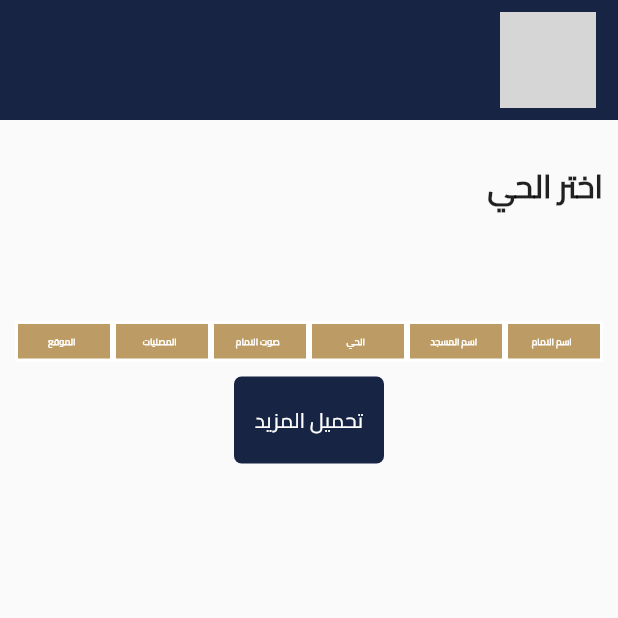
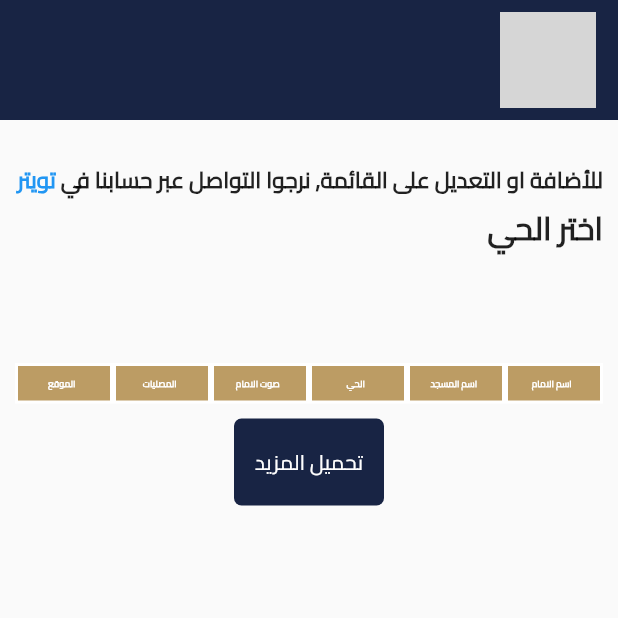
Before and after one commit to iiNawaf/traweeh_flutter, a Flutter app: the screen it shows after launch, on a phone screen of 412 x 824 dp, the top half of it. Run offline on Flutter 3.47's test engine with Material 2 defaults, Android fonts, the light colour scheme and no system bars; our stand-ins replace audioplayers, cloud_firestore, firebase_core; accounts and stored records are empty; grey boxes are pictures that could not be loaded.

Commit message:
contact twitter

```diff
--- a/lib/views/home.dart
+++ b/lib/views/home.dart
@@ -4,6 +4,7 @@ import 'package:jeddah_mosques/providers/district_provider.dart';
 import 'package:jeddah_mosques/providers/mosque_provider.dart';
 import 'package:jeddah_mosques/widgets/mosque_info.dart';
 import 'package:provider/provider.dart';
+import 'package:url_launcher/url_launcher.dart';
 
 class HomePage extends StatefulWidget {
   @override
@@ -71,7 +72,24 @@ class _HomePageState extends State<HomePage> {
                   crossAxisAlignment: CrossAxisAlignment.start,
                   children: [
                     const SizedBox(height: 25),
-                    Text(
+                    Row(
+                      children: [
+                        const Text(
+                          "للأضافة او التعديل على القائمة, نرجوا التواصل عبر حسابنا في ",
+                          style:
+                          TextStyle(fontSize: 15, fontWeight: FontWeight.bold),
+                        ),
+                        InkWell(
+                          child: const Text(
+                            "تويتر",style:
+                          TextStyle(fontSize: 15, fontWeight: FontWeight.bold,color: Colors.blue),
+                          ),
+                          onTap: ()=> launch("https://mobile.twitter.com/Traweeh_Jed"),
+                        ),
+                      ],
+                    ),
+
+                    const Text(
                       "اختر الحي",
                       style:
                           TextStyle(fontSize: 21, fontWeight: FontWeight.bold),
@@ -105,8 +123,8 @@ class _HomePageState extends State<HomePage> {
                                   : MosqueInfo(mosque: mp.mosquesList[index]);
                             }),
                             isBtnLoading
-                            ? Center(child: Padding(
-                              padding: const EdgeInsets.all(8.0),
+                            ? const Center(child: Padding(
+                              padding: EdgeInsets.all(8.0),
                               child: CircularProgressIndicator(color: Color(0xff182444),),
                             ),)
                             : currentDistrict == ""
```
